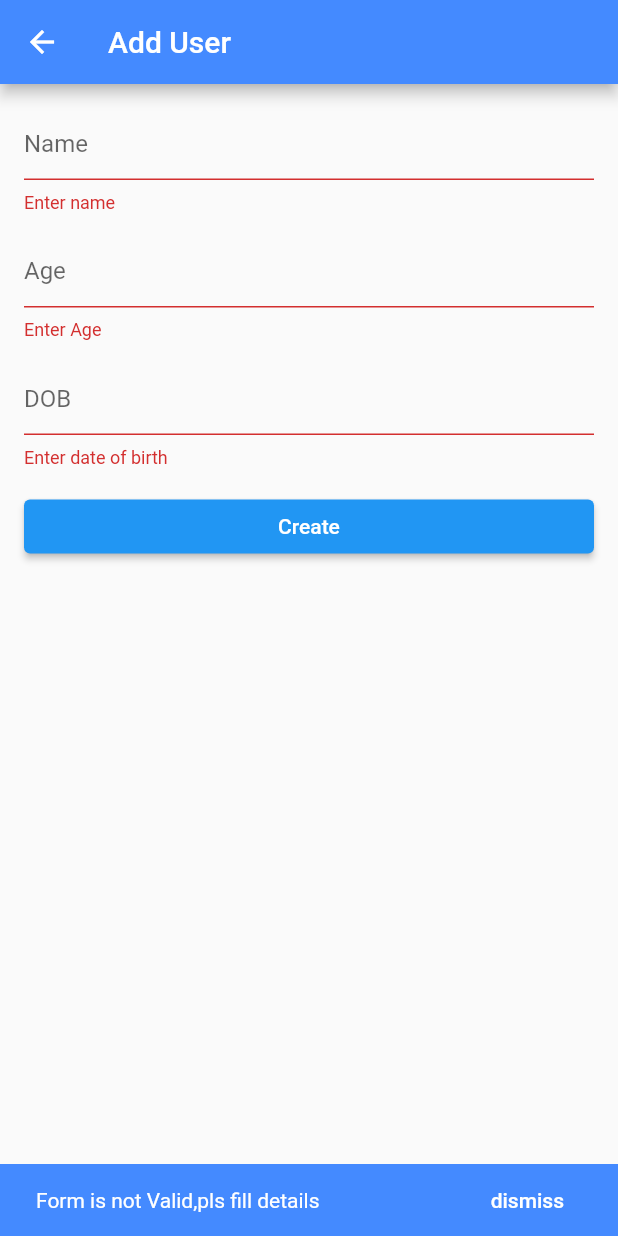
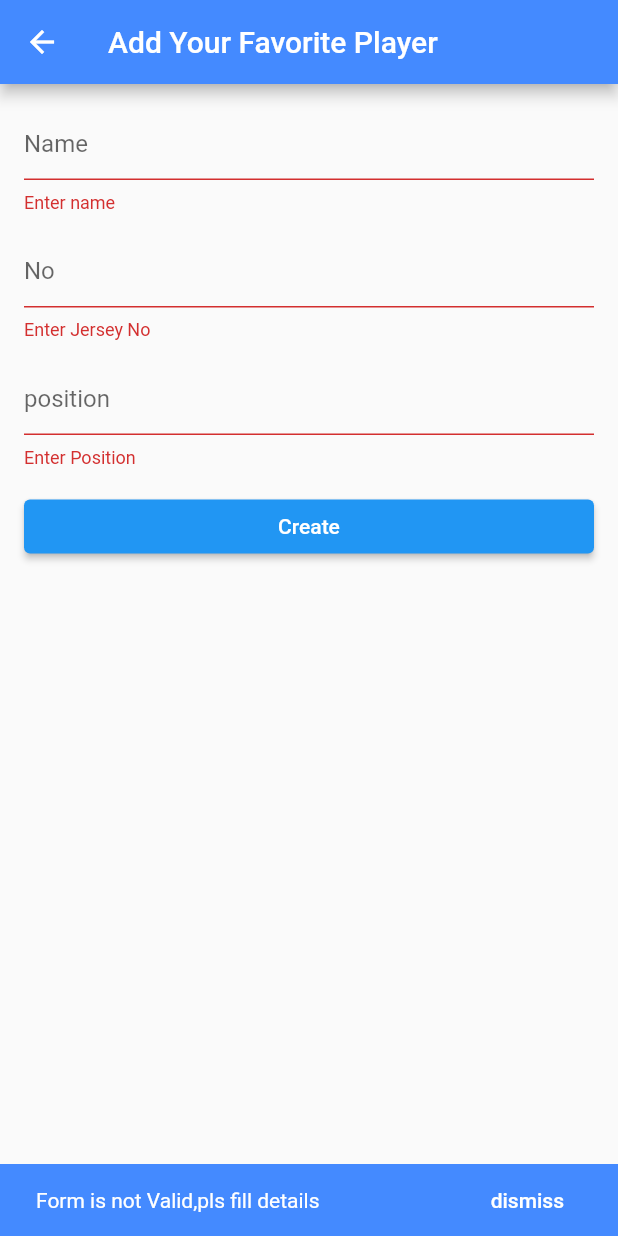
Before and after one commit to Navas-shareef/Flutter_Firebase_CRUD, a Flutter app: the HomePage screen opened directly, after a tap on "Create", on a phone screen of 412 x 824 dp. Run offline on Flutter 3.47's test engine with Material 2 defaults, Android fonts, the phone set to English and light mode, and no system bars; our stand-ins replace cloud_firestore, firebase_auth, firebase_core, shared_preferences; accounts and stored records are empty.

Commit message:
changed app content

```diff
--- a/lib/MainScreen.dart
+++ b/lib/MainScreen.dart
@@ -22,7 +22,7 @@ class MainScreen extends StatelessWidget {
                       MaterialPageRoute(
                           builder: (context) => const HomePage()));
                 },
-                child: const Text('Create User')),
+                child: const Text('Create Your Dream 11')),
             ElevatedButton(
                 onPressed: () async {
                   final userKey = await getUserId();
@@ -33,7 +33,7 @@ class MainScreen extends StatelessWidget {
                                 userKey: userKey.toString(),
                               )));
                 },
-                child: const Text('View All Users')),
+                child: const Text('View Your Team')),
           ],
         ),
       ),
--- a/lib/allusers.dart
+++ b/lib/allusers.dart
@@ -16,7 +16,6 @@ class AllUsers extends StatefulWidget {
 class _AllUsersState extends State<AllUsers> {
   @override
   void initState() {
-    print(widget.userKey + 'rrrrrrrrrrrrrrrrrrrrrrrrrrrrrrrrrrrrrrr');
     super.initState();
   }
 
--- a/lib/login_screen.dart
+++ b/lib/login_screen.dart
@@ -22,7 +22,7 @@ class LoginScreen extends StatelessWidget {
               mainAxisAlignment: MainAxisAlignment.center,
               children: [
                 const Text(
-                  'Firebase CRUD',
+                  'Dream 11',
                   style: TextStyle(
                       fontSize: 27,
                       color: Colors.blueAccent,
--- a/lib/main.dart
+++ b/lib/main.dart
@@ -49,7 +49,7 @@ class _HomePageState extends State<HomePage> {
   Widget build(BuildContext context) {
     return Scaffold(
       appBar: AppBar(
-        title: const Text('Add User'),
+        title: const Text('Add Your Favorite Player'),
         backgroundColor: Colors.blueAccent,
       ),
       body: Form(
@@ -71,11 +71,11 @@ class _HomePageState extends State<HomePage> {
               ),
               TextFormField(
                 validator: (value) =>
-                    value != null && value.isEmpty ? 'Enter Age' : null,
+                    value != null && value.isEmpty ? 'Enter Jersey No' : null,
                 controller: controllerAge,
                 keyboardType: TextInputType.number,
                 decoration: const InputDecoration(
-                  labelText: 'Age',
+                  labelText: 'No',
                   contentPadding: EdgeInsets.only(bottom: 0),
                 ),
               ),
@@ -83,12 +83,11 @@ class _HomePageState extends State<HomePage> {
                 height: 15,
               ),
               TextFormField(
-                validator: (value) => value != null && value.isEmpty
-                    ? 'Enter date of birth'
-                    : null,
+                validator: (value) =>
+                    value != null && value.isEmpty ? 'Enter Position' : null,
                 controller: controllerDate,
                 decoration: const InputDecoration(
-                    labelText: 'DOB',
+                    labelText: 'position',
                     contentPadding: const EdgeInsets.only(bottom: 0)),
               ),
               const SizedBox(
@@ -105,7 +104,7 @@ class _HomePageState extends State<HomePage> {
                       CreateUser(user: user);
                       Navigator.pop(context);
                       final snackbar =
-                          displaySnackbar(context, 'Created New User');
+                          displaySnackbar(context, 'Created New Player');
                     } else {
                       final snackbar = displaySnackbar(
                           context, 'Form is not Valid,pls fill details');
--- a/lib/signup_screen.dart
+++ b/lib/signup_screen.dart
@@ -25,7 +25,7 @@ class SignUpScreen extends StatelessWidget {
               mainAxisAlignment: MainAxisAlignment.center,
               children: [
                 const Text(
-                  'Firebase CRUD',
+                  'Dream 11',
                   style: TextStyle(
                       fontSize: 27,
                       color: Colors.blueAccent,
--- a/lib/splash_scrren.dart
+++ b/lib/splash_scrren.dart
@@ -29,12 +29,12 @@ class _SplashScreenState extends State<SplashScreen> {
           mainAxisAlignment: MainAxisAlignment.center,
           children: const [
             Icon(
-              Icons.data_saver_off,
+              Icons.sports_soccer,
               color: Colors.blueAccent,
               size: 60,
             ),
             Text(
-              'FireBase CRUD',
+              'Dream 11',
               style: TextStyle(
                   fontSize: 30,
                   color: Colors.blueAccent,
--- a/lib/update_screen.dart
+++ b/lib/update_screen.dart
@@ -31,7 +31,7 @@ class _UpdateItemScreenState extends State<UpdateItemScreen> {
   Widget build(BuildContext context) {
     return Scaffold(
       appBar: AppBar(
-        title: const Text('Update User'),
+        title: const Text('Update Player Details'),
         backgroundColor: Colors.blueAccent,
       ),
       body: Form(
@@ -53,11 +53,11 @@ class _UpdateItemScreenState extends State<UpdateItemScreen> {
               ),
               TextFormField(
                 validator: (value) =>
-                    value != null && value.isEmpty ? 'Enter age' : null,
+                    value != null && value.isEmpty ? 'Enter Jersey No' : null,
                 controller: controllerAge,
                 keyboardType: TextInputType.number,
                 decoration: const InputDecoration(
-                  labelText: 'Age',
+                  labelText: 'Jersey no',
                   contentPadding: EdgeInsets.only(bottom: 0),
                 ),
               ),
@@ -65,12 +65,11 @@ class _UpdateItemScreenState extends State<UpdateItemScreen> {
                 height: 15,
               ),
               TextFormField(
-                validator: (value) => value != null && value.isEmpty
-                    ? 'Enter date of birth'
-                    : null,
+                validator: (value) =>
+                    value != null && value.isEmpty ? 'Enter Position' : null,
                 controller: controllerDate,
                 decoration: const InputDecoration(
-                    labelText: 'DOB',
+                    labelText: 'position',
                     contentPadding: const EdgeInsets.only(bottom: 0)),
               ),
               const SizedBox(
```
Also changed, not shown: 6 other files.
